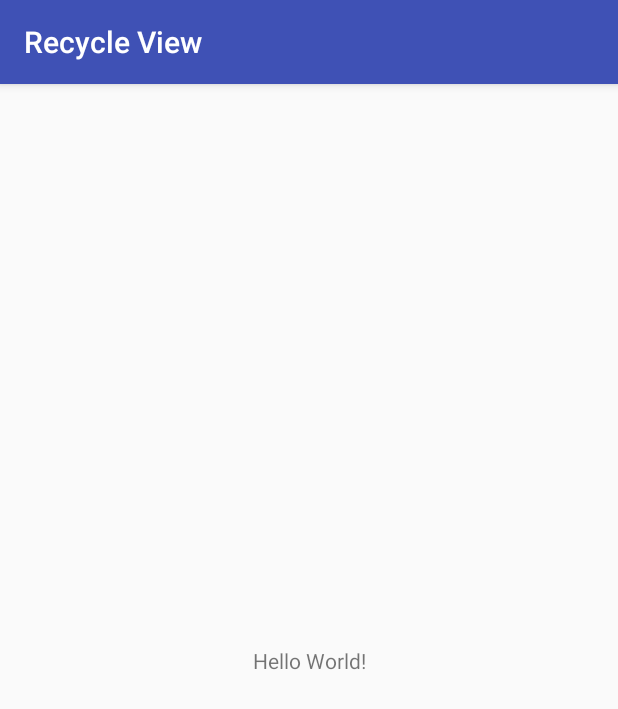
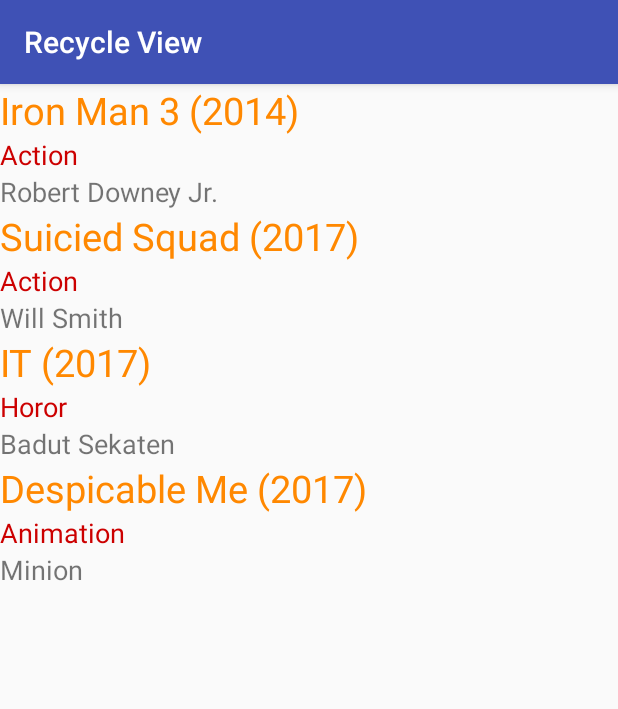
Before and after one commit to sarere/progmob, an Android app: the screen it shows after launch (MainActivity), on a phone screen of 412 x 824 dp. Shown: the top 709 px of the screen. Run offline under Robolectric (Android 15) with nearby library versions, the phone set to English and light mode, and no system bars.

Commit message:
recycle view

```diff
--- a/RecycleView/app/build.gradle
+++ b/RecycleView/app/build.gradle
@@ -27,4 +27,5 @@ dependencies {
     compile 'com.android.support:appcompat-v7:25.3.0'
     compile 'com.android.support.constraint:constraint-layout:1.0.0-alpha7'
     testCompile 'junit:junit:4.12'
+    compile 'com.android.support:recyclerview-v7:25.3.0'
 }
--- /dev/null
+++ b/RecycleView/app/src/main/java/id/ac/ukdw/recycleview/Film.java
@@ -0,0 +1,15 @@
+package id.ac.ukdw.recycleview;
+
+/**
+ * Created by mahasiswa on 9/18/17.
+ */
+
+public class Film {
+    public String title, genre, actor;
+
+    public Film(String title, String genre, String actor){
+        this.title = title;
+        this.genre = genre;
+        this.actor = actor;
+    }
+}
--- /dev/null
+++ b/RecycleView/app/src/main/java/id/ac/ukdw/recycleview/FilmAdapter.java
@@ -0,0 +1,64 @@
+package id.ac.ukdw.recycleview;
+
+import android.content.Context;
+import android.support.v7.widget.RecyclerView;
+import android.view.LayoutInflater;
+import android.view.View;
+import android.view.ViewGroup;
+import android.widget.TextView;
+import android.widget.Toast;
+
+import java.util.List;
+
+/**
+ * Created by mahasiswa on 9/18/17.
+ */
+
+public class FilmAdapter extends RecyclerView.Adapter <FilmAdapter.FilmHolder> {
+    private List<Film> listFilm;
+    private Context mContext;
+
+    public FilmAdapter(List<Film> listFilm, Context mContext){
+        this.listFilm = listFilm;
+        this.mContext = mContext;
+    }
+
+    public class FilmHolder extends RecyclerView.ViewHolder{
+        private TextView txtTitle, txtGenre, txtActor;
+        public FilmHolder(View itemView) {
+            super(itemView);
+
+            txtTitle = (TextView) itemView.findViewById(R.id.txtTitle);
+            txtGenre = (TextView) itemView.findViewById(R.id.txtGenre);
+            txtActor = (TextView) itemView.findViewById(R.id.txtActor);
+
+            itemView.setOnClickListener(new View.OnClickListener() {
+                @Override
+                public void onClick(View v) {
+                    Toast.makeText(mContext, txtTitle.getText().toString(),Toast.LENGTH_SHORT).show();
+                }
+            });
+        }
+    }
+
+    @Override
+    public FilmHolder onCreateViewHolder(ViewGroup parent, int viewType) {
+        View itemView = LayoutInflater.from(parent.getContext()).inflate(R.layout.item_film, parent, false);
+
+        return new FilmHolder(itemView);
+    }
+
+    @Override
+    public void onBindViewHolder(FilmHolder holder, int position) {
+        Film film = listFilm.get(position);
+        holder.txtTitle.setText(film.title);
+        holder.txtGenre.setText(film.genre);
+        holder.txtActor.setText(film.actor);
+
+    }
+
+    @Override
+    public int getItemCount() {
+        return listFilm.size();
+    }
+}
--- a/RecycleView/app/src/main/java/id/ac/ukdw/recycleview/MainActivity.java
+++ b/RecycleView/app/src/main/java/id/ac/ukdw/recycleview/MainActivity.java
@@ -2,12 +2,35 @@ package id.ac.ukdw.recycleview;
 
 import android.support.v7.app.AppCompatActivity;
 import android.os.Bundle;
+import android.support.v7.widget.DefaultItemAnimator;
+import android.support.v7.widget.LinearLayoutManager;
+import android.support.v7.widget.RecyclerView;
+
+import java.util.ArrayList;
+import java.util.List;
 
 public class MainActivity extends AppCompatActivity {
+    private RecyclerView listFilm;
+    private FilmAdapter filmAdapter;
 
     @Override
     protected void onCreate(Bundle savedInstanceState) {
         super.onCreate(savedInstanceState);
         setContentView(R.layout.activity_main);
+
+        listFilm = (RecyclerView)findViewById(R.id.listFilm);
+        List<Film> dataFim = new ArrayList<Film>();
+        filmAdapter = new FilmAdapter(dataFim, this);
+
+        RecyclerView.LayoutManager lm = new LinearLayoutManager(this);
+        listFilm.setLayoutManager(lm);
+        listFilm.setItemAnimator(new DefaultItemAnimator());
+        listFilm.setAdapter(filmAdapter);
+
+        dataFim.add(new Film("Iron Man 3 (2014)", "Action", "Robert Downey Jr."));
+        dataFim.add(new Film("Suicied Squad (2017)", "Action", "Will Smith"));
+        dataFim.add(new Film("IT (2017)", "Horor", "Badut Sekaten"));
+        dataFim.add(new Film("Despicable Me (2017)", "Animation", "Minion"));
+        filmAdapter.notifyDataSetChanged();
     }
 }
--- a/RecycleView/app/src/main/res/layout/activity_main.xml
+++ b/RecycleView/app/src/main/res/layout/activity_main.xml
@@ -6,13 +6,10 @@
     android:layout_height="match_parent"
     tools:context="id.ac.ukdw.recycleview.MainActivity">
 
-    <TextView
-        android:layout_width="wrap_content"
-        android:layout_height="wrap_content"
-        android:text="Hello World!"
-        app:layout_constraintBottom_toBottomOf="parent"
-        app:layout_constraintLeft_toLeftOf="parent"
-        app:layout_constraintRight_toRightOf="parent"
-        app:layout_constraintTop_toTopOf="parent" />
-
+    <android.support.v7.widget.RecyclerView
+        android:layout_width="368dp"
+        android:layout_height="495dp"
+        tools:layout_editor_absoluteX="8dp"
+        tools:layout_editor_absoluteY="8dp"
+        android:id="@+id/listFilm"/>
 </android.support.constraint.ConstraintLayout>
--- /dev/null
+++ b/RecycleView/app/src/main/res/layout/item_film.xml
@@ -0,0 +1,29 @@
+<?xml version="1.0" encoding="utf-8"?>
+<LinearLayout xmlns:android="http://schemas.android.com/apk/res/android"
+    android:orientation="vertical"
+    android:layout_width="match_parent"
+    android:layout_height="wrap_content">
+
+    <TextView
+        android:id="@+id/txtTitle"
+        android:layout_width="match_parent"
+        android:layout_height="wrap_content"
+        android:text="TextView"
+        android:textColor="@android:color/holo_orange_dark"
+        android:textSize="25sp" />
+
+    <TextView
+        android:id="@+id/txtGenre"
+        android:layout_width="match_parent"
+        android:layout_height="wrap_content"
+        android:text="TextView"
+        android:textColor="@android:color/holo_red_dark"
+        android:textSize="18sp" />
+
+    <TextView
+        android:id="@+id/txtActor"
+        android:textSize="18sp"
+        android:layout_width="match_parent"
+        android:layout_height="wrap_content"
+        android:text="TextView" />
+</LinearLayout>
```
